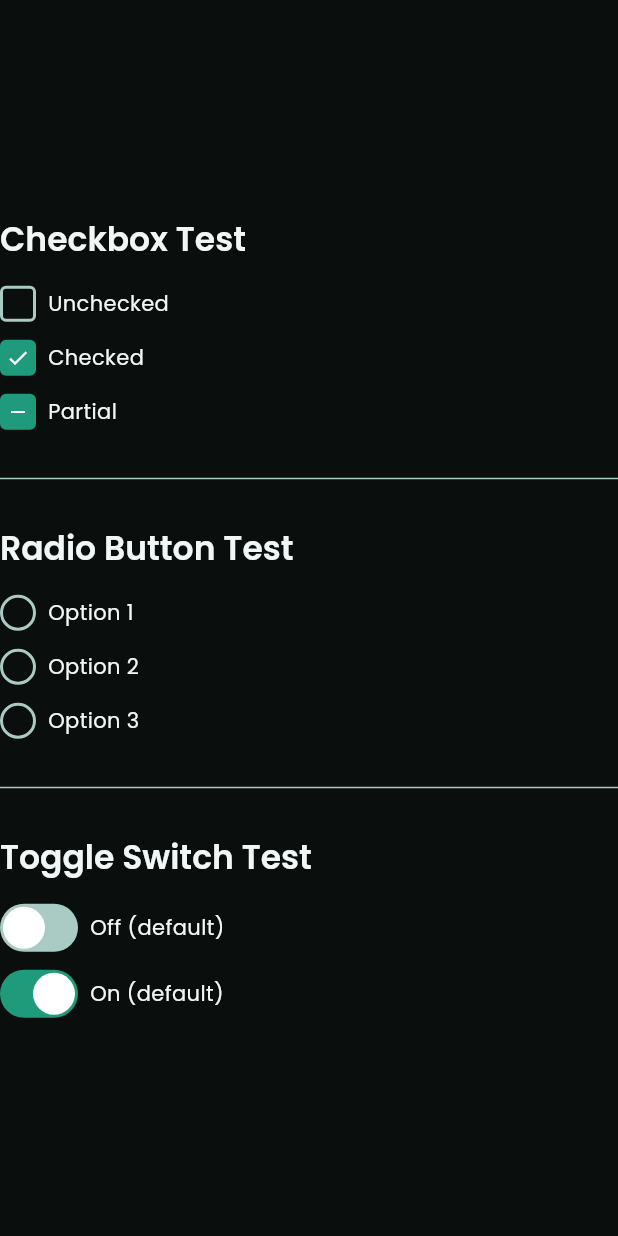
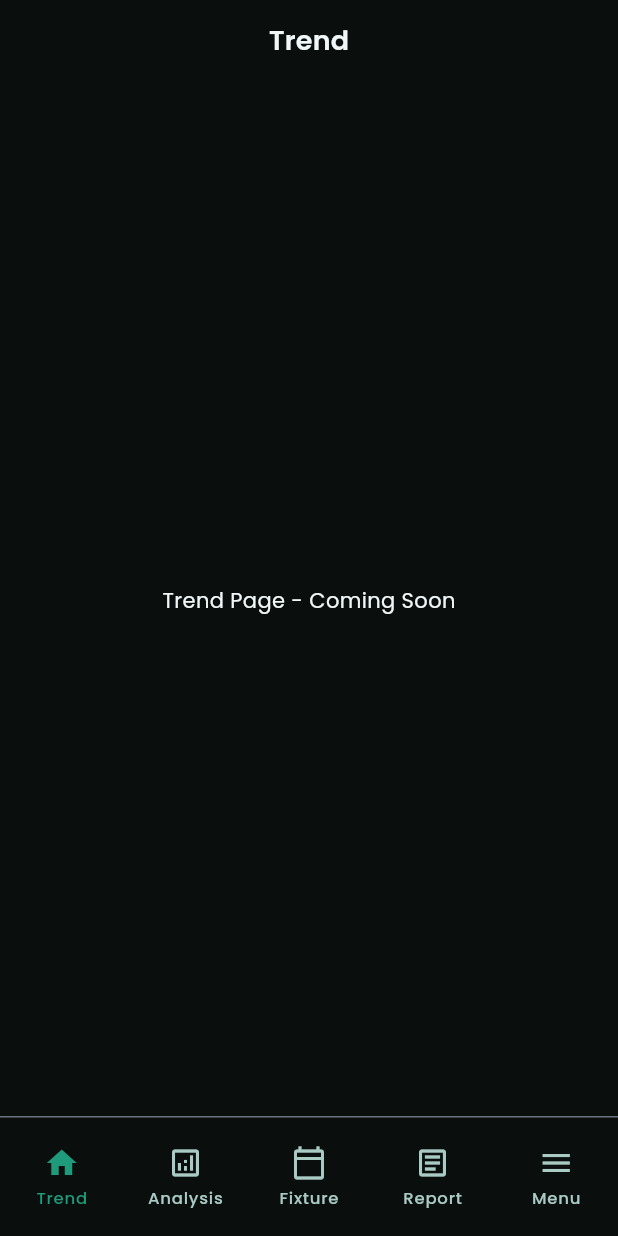
Before and after one commit to tri-kkk/TrendSoccer, a Flutter app: the screen it shows after launch, on a phone screen of 412 x 824 dp. Run offline on Flutter 3.47's test engine with Material 3 defaults, Android fonts, the phone set to English and light mode, and no system bars; our stand-ins replace flutter_riverpod, google_fonts.

Commit message:
feat : add main screen structure with 5 tab pages

```diff
--- /dev/null
+++ b/lib/features/trend/trend_page.dart
@@ -0,0 +1,25 @@
+import 'package:flutter/material.dart';
+
+import '../../core/theme/tokens/color_tokens.dart';
+
+class TrendPage extends StatelessWidget {
+  const TrendPage({super.key});
+
+  @override
+  Widget build(BuildContext context) {
+    return Scaffold(
+      backgroundColor: AppColors.surfaceBase,
+      appBar: AppBar(
+        title: const Text('Trend'),
+        backgroundColor: AppColors.surfaceBase,
+        foregroundColor: AppColors.textPrimary,
+      ),
+      body: const Center(
+        child: Text(
+          'Trend Page - Coming Soon',
+          style: TextStyle(color: AppColors.textPrimary),
+        ),
+      ),
+    );
+  }
+}
--- a/lib/main.dart
+++ b/lib/main.dart
@@ -2,20 +2,10 @@ import 'package:flutter/material.dart';
 import 'package:flutter_riverpod/flutter_riverpod.dart';
 
 import 'core/theme/app_theme.dart';
-import 'core/theme/tokens/color_tokens.dart';
-import 'core/theme/tokens/component_tokens.dart';
-import 'core/theme/tokens/spacing_tokens.dart';
-import 'core/theme/tokens/typography_tokens.dart';
-import 'shared/widgets/checkbox/custom_checkbox.dart';
-import 'shared/widgets/radio/custom_radio.dart';
-import 'shared/widgets/toggle/custom_toggle.dart';
+import 'main_screen.dart';
 
 void main() {
-  runApp(
-    const ProviderScope(
-      child: TrendSoccerApp(),
-    ),
-  );
+  runApp(const ProviderScope(child: TrendSoccerApp()));
 }
 
 class TrendSoccerApp extends StatelessWidget {
@@ -27,169 +17,7 @@ class TrendSoccerApp extends StatelessWidget {
       title: 'TrendSoccer',
       theme: appTheme(),
       debugShowCheckedModeBanner: false,
-      home: const _ComponentTestScreen(),
+      home: const MainScreen(),
     );
   }
 }
-
-class _ComponentTestScreen extends StatefulWidget {
-  const _ComponentTestScreen();
-
-  @override
-  State<_ComponentTestScreen> createState() => _ComponentTestScreenState();
-}
-
-class _ComponentTestScreenState extends State<_ComponentTestScreen> {
-  // Checkbox states
-  CheckboxState _cb1 = CheckboxState.unchecked;
-  CheckboxState _cb2 = CheckboxState.checked;
-  CheckboxState _cb3 = CheckboxState.partial;
-
-  // Radio state
-  int? _selectedOption;
-
-  // Toggle states
-  ToggleState _toggle1 = ToggleState.off;
-  ToggleState _toggle2 = ToggleState.on;
-
-  @override
-  Widget build(BuildContext context) {
-    return Scaffold(
-      backgroundColor: AppColors.surfaceBase,
-      body: Center(
-        child: Column(
-          mainAxisSize: MainAxisSize.min,
-          crossAxisAlignment: CrossAxisAlignment.start,
-          children: [
-            // ── Checkbox Section ──────────────────
-            Text(
-              'Checkbox Test',
-              style: AppTypography.titleLarge.copyWith(
-                color: AppColors.textPrimary,
-              ),
-            ),
-            const SizedBox(height: AppSpacing.xl),
-            _buildCheckboxRow('Unchecked', _cb1, (s) {
-              setState(() => _cb1 = s);
-              debugPrint('Checkbox 1 → $s');
-            }),
-            const SizedBox(height: AppSpacing.lg),
-            _buildCheckboxRow('Checked', _cb2, (s) {
-              setState(() => _cb2 = s);
-              debugPrint('Checkbox 2 → $s');
-            }),
-            const SizedBox(height: AppSpacing.lg),
-            _buildCheckboxRow('Partial', _cb3, (s) {
-              setState(() => _cb3 = s);
-              debugPrint('Checkbox 3 → $s');
-            }),
-
-            const SizedBox(height: AppSpacing.xxxl),
-            const Divider(color: AppColors.textSecondary),
-            const SizedBox(height: AppSpacing.xxxl),
-
-            // ── Radio Section ────────────────────
-            Text(
-              'Radio Button Test',
-              style: AppTypography.titleLarge.copyWith(
-                color: AppColors.textPrimary,
-              ),
-            ),
-            const SizedBox(height: AppSpacing.xl),
-            _buildRadioRow('Option 1', 0),
-            const SizedBox(height: AppSpacing.lg),
-            _buildRadioRow('Option 2', 1),
-            const SizedBox(height: AppSpacing.lg),
-            _buildRadioRow('Option 3', 2),
-
-            const SizedBox(height: AppSpacing.xxxl),
-            const Divider(color: AppColors.textSecondary),
-            const SizedBox(height: AppSpacing.xxxl),
-
-            // ── Toggle Section ─────────────────────
-            Text(
-              'Toggle Switch Test',
-              style: AppTypography.titleLarge.copyWith(
-                color: AppColors.textPrimary,
-              ),
-            ),
-            const SizedBox(height: AppSpacing.xl),
-            _buildToggleRow('Off (default)', _toggle1, (s) {
-              setState(() => _toggle1 = s);
-              debugPrint('Toggle 1 → $s');
-            }),
-            const SizedBox(height: AppSpacing.lg),
-            _buildToggleRow('On (default)', _toggle2, (s) {
-              setState(() => _toggle2 = s);
-              debugPrint('Toggle 2 → $s');
-            }),
-          ],
-        ),
-      ),
-    );
-  }
-
-  Widget _buildCheckboxRow(
-    String label,
-    CheckboxState state,
-    ValueChanged<CheckboxState> onChanged,
-  ) {
-    return Row(
-      mainAxisSize: MainAxisSize.min,
-      children: [
-        CustomCheckbox(state: state, onChanged: onChanged),
-        const SizedBox(width: AppSpacing.md),
-        Text(
-          label,
-          style: AppTypography.bodyMedium.copyWith(
-            color: AppColors.textPrimary,
-          ),
-        ),
-      ],
-    );
-  }
-
-  Widget _buildToggleRow(
-    String label,
-    ToggleState state,
-    ValueChanged<ToggleState> onChanged,
-  ) {
-    return Row(
-      mainAxisSize: MainAxisSize.min,
-      children: [
-        CustomToggle(state: state, onChanged: onChanged),
-        const SizedBox(width: AppSpacing.md),
-        Text(
-          label,
-          style: AppTypography.bodyMedium.copyWith(
-            color: AppColors.textPrimary,
-          ),
-        ),
-      ],
-    );
-  }
-
-  Widget _buildRadioRow(String label, int index) {
-    return Row(
-      mainAxisSize: MainAxisSize.min,
-      children: [
-        CustomRadio(
-          state: _selectedOption == index
-              ? RadioState.checked
-              : RadioState.unchecked,
-          onChanged: (_) {
-            setState(() => _selectedOption = index);
-            debugPrint('Radio ${index + 1} selected');
-          },
-        ),
-        const SizedBox(width: AppSpacing.md),
-        Text(
-          label,
-          style: AppTypography.bodyMedium.copyWith(
-            color: AppColors.textPrimary,
-          ),
-        ),
-      ],
-    );
-  }
-}
--- /dev/null
+++ b/lib/main_screen.dart
@@ -0,0 +1,44 @@
+import 'package:flutter/material.dart';
+
+import 'core/theme/tokens/component_tokens.dart';
+import 'features/analysis/analysis_page.dart';
+import 'features/fixture/fixture_page.dart';
+import 'features/menu/menu_page.dart';
+import 'features/report/report_page.dart';
+import 'features/trend/trend_page.dart';
+import 'shared/widgets/navigation/bottom_navigation.dart';
+
+class MainScreen extends StatefulWidget {
+  const MainScreen({super.key});
+
+  @override
+  State<MainScreen> createState() => _MainScreenState();
+}
+
+class _MainScreenState extends State<MainScreen> {
+  NavigationTab _currentTab = NavigationTab.trend;
+
+  static const _pages = [
+    TrendPage(),
+    AnalysisPage(),
+    FixturePage(),
+    ReportPage(),
+    MenuPage(),
+  ];
+
+  @override
+  Widget build(BuildContext context) {
+    return Scaffold(
+      body: IndexedStack(
+        index: _currentTab.index,
+        children: _pages,
+      ),
+      bottomNavigationBar: CustomBottomNavigation(
+        currentTab: _currentTab,
+        onTabChanged: (tab) {
+          setState(() => _currentTab = tab);
+        },
+      ),
+    );
+  }
+}
```
Also changed, not shown: lib/features/analysis/analysis_page.dart (added, +25 -0 lines), lib/features/fixture/fixture_page.dart (added, +25 -0 lines), lib/features/menu/menu_page.dart (added, +25 -0 lines), lib/features/report/report_page.dart (added, +25 -0 lines).
